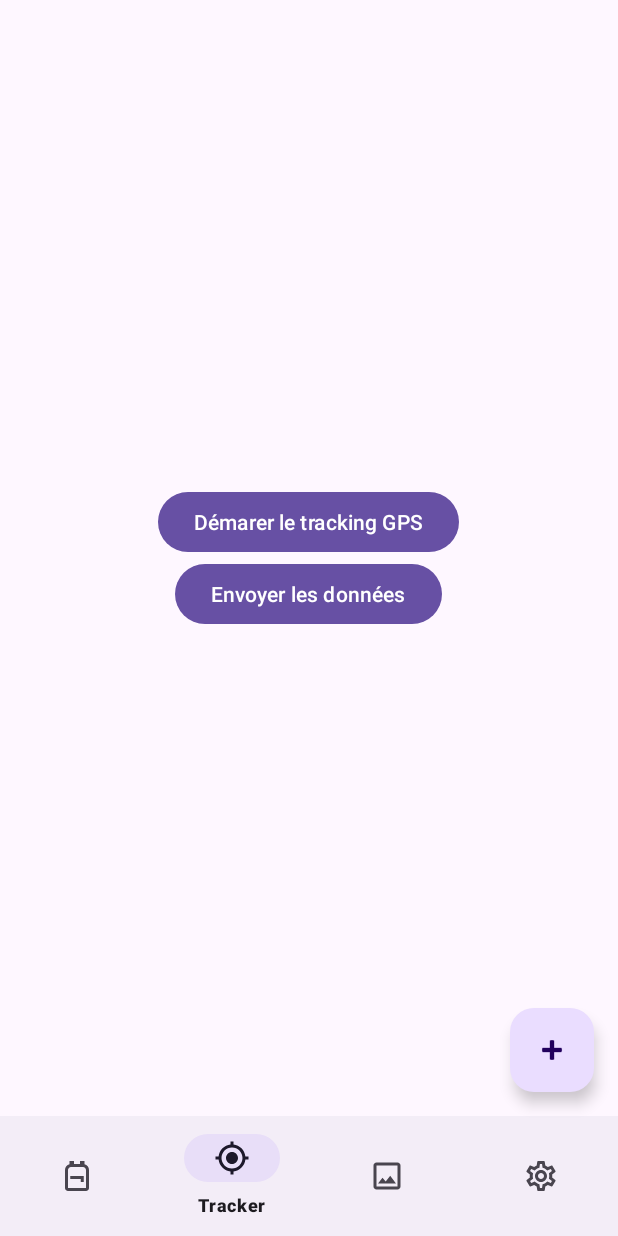
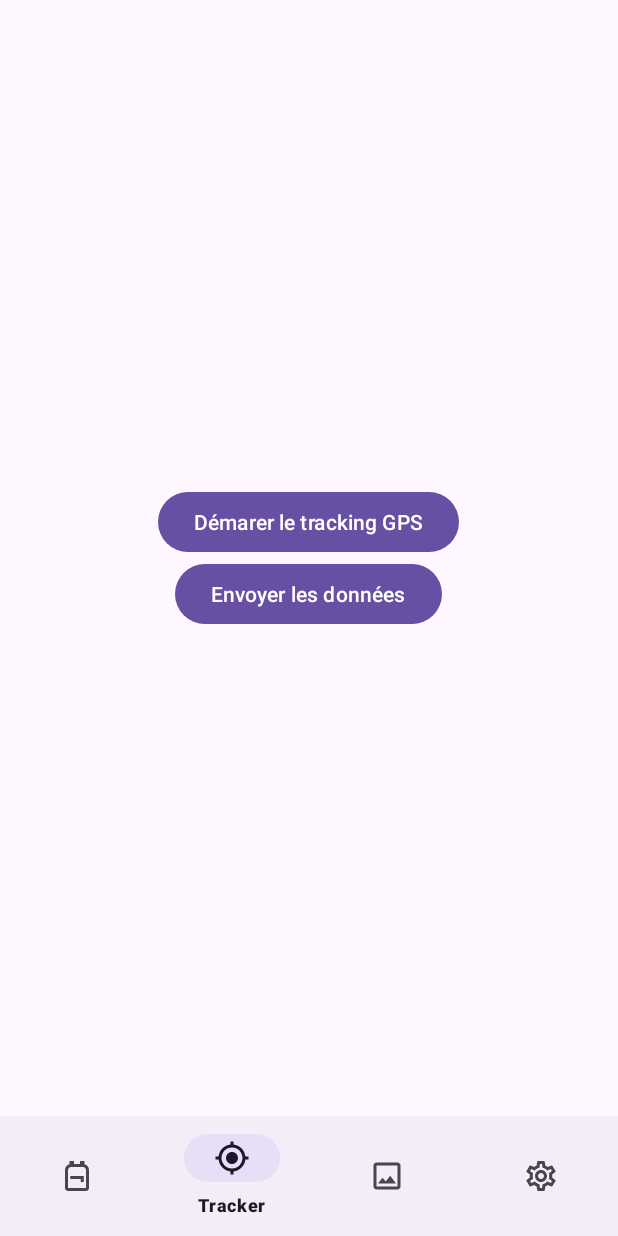
Before and after one commit to mrsolarius/backpacking-app, an Android app: the MainActivity screen opened directly, with no data from a screen before it, item 2 of the bottom bar chosen, on a phone screen of 412 x 824 dp. Run offline under Robolectric (Android 15) with nearby library versions, the phone set to English and light mode, and no system bars; our stand-ins replace Room's generated code, navigation-ui; pictures from the network do not load.

Commit message:
feat(app): Add animations to show/hide the FAB

```diff
--- a/app/src/main/java/fr/louisvolat/view/MainActivity.kt
+++ b/app/src/main/java/fr/louisvolat/view/MainActivity.kt
@@ -2,9 +2,10 @@ package fr.louisvolat.view
 
 import android.content.Intent
 import android.os.Bundle
+import android.view.View
+import android.view.animation.AnimationUtils
 import androidx.activity.result.contract.ActivityResultContracts
 import androidx.appcompat.app.AppCompatActivity
-import androidx.core.app.ActivityOptionsCompat
 import androidx.navigation.NavController
 import androidx.navigation.fragment.NavHostFragment
 import androidx.navigation.ui.NavigationUI
@@ -53,11 +54,36 @@ class MainActivity : AppCompatActivity() {
             launchCreateTravelActivity()
         }
 
-        navController.addOnDestinationChangedListener { _, _, _ ->
-            // Vous pouvez supprimer la référence à createTravelFragment
-            // puisqu'il sera dans une Activity séparée maintenant
-            binding.fab.show()
+        navController.addOnDestinationChangedListener { _, destination, _ ->
+            when (destination.id) {
+                R.id.trackerFragment, R.id.settingsFragment -> { // Remplace par les IDs de tes fragments
+                    hideFab()
+                }
+                else -> {
+                    showFab()
+                }
+            }
         }
+    }
+
+    private fun showFab() {
+        binding.fab.apply {
+            visibility = View.VISIBLE
+            val animation = AnimationUtils.loadAnimation(context, R.anim.fab_show)
+            startAnimation(animation)
+        }
+    }
+
+    fun hideFab() {
+        val animation = AnimationUtils.loadAnimation(binding.fab.context, R.anim.fab_hide)
+        animation.setAnimationListener(object : android.view.animation.Animation.AnimationListener {
+            override fun onAnimationStart(animation: android.view.animation.Animation?) {}
+            override fun onAnimationEnd(animation: android.view.animation.Animation?) {
+                binding.fab.visibility = View.GONE
+            }
+            override fun onAnimationRepeat(animation: android.view.animation.Animation?) {}
+        })
+        binding.fab.startAnimation(animation)
     }
 
     // Nouvelle méthode pour lancer l'activity de création
--- /dev/null
+++ b/app/src/main/res/anim/fab_hide.xml
@@ -0,0 +1,15 @@
+<?xml version="1.0" encoding="utf-8"?>
+<set xmlns:android="http://schemas.android.com/apk/res/android">
+    <alpha
+        android:fromAlpha="1.0"
+        android:toAlpha="0.0"
+        android:duration="200" />
+    <scale
+        android:fromXScale="1.0"
+        android:fromYScale="1.0"
+        android:toXScale="0.0"
+        android:toYScale="0.0"
+        android:pivotX="50%"
+        android:pivotY="50%"
+        android:duration="200" />
+</set>
--- /dev/null
+++ b/app/src/main/res/anim/fab_show.xml
@@ -0,0 +1,15 @@
+<?xml version="1.0" encoding="utf-8"?>
+<set xmlns:android="http://schemas.android.com/apk/res/android">
+    <alpha
+        android:fromAlpha="0.0"
+        android:toAlpha="1.0"
+        android:duration="200" />
+    <scale
+        android:fromXScale="0.0"
+        android:fromYScale="0.0"
+        android:toXScale="1.0"
+        android:toYScale="1.0"
+        android:pivotX="50%"
+        android:pivotY="50%"
+        android:duration="200" />
+</set>
```
